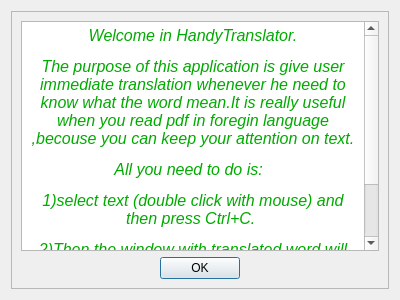
This is applicationdescription.ui in Laxynium/HandyTranslator as Qt 5 draws it before an edit. The edited form follows.
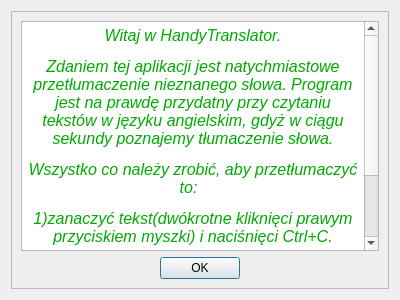
This is the edited form. Icons and pictures are not drawn.

Diff of the .ui file:
```diff
--- a/applicationdescription.ui
+++ b/applicationdescription.ui
@@ -34,12 +34,12 @@
 &lt;html&gt;&lt;head&gt;&lt;meta name=&quot;qrichtext&quot; content=&quot;1&quot; /&gt;&lt;style type=&quot;text/css&quot;&gt;
 p, li { white-space: pre-wrap; }
 &lt;/style&gt;&lt;/head&gt;&lt;body style=&quot; font-family:'MS Shell Dlg 2'; font-size:8.25pt; font-weight:400; font-style:normal;&quot;&gt;
-&lt;p align=&quot;center&quot; style=&quot; margin-top:12px; margin-bottom:12px; margin-left:0px; margin-right:0px; -qt-block-indent:0; text-indent:0px;&quot;&gt;&lt;span style=&quot; font-size:12pt; font-style:italic; color:#00aa00;&quot;&gt;Welcome in HandyTranslator.&lt;/span&gt;&lt;/p&gt;
-&lt;p align=&quot;center&quot; style=&quot; margin-top:12px; margin-bottom:12px; margin-left:0px; margin-right:0px; -qt-block-indent:0; text-indent:0px;&quot;&gt;&lt;span style=&quot; font-size:12pt; font-style:italic; color:#00aa00;&quot;&gt;The purpose of this application is give user immediate translation whenever he need to know what the word mean.It is really useful when you read pdf in foregin language ,becouse you can keep your attention on text.&lt;/span&gt;&lt;/p&gt;
-&lt;p align=&quot;center&quot; style=&quot; margin-top:12px; margin-bottom:12px; margin-left:0px; margin-right:0px; -qt-block-indent:0; text-indent:0px;&quot;&gt;&lt;span style=&quot; font-size:12pt; font-style:italic; color:#00aa00;&quot;&gt;All you need to do is:  &lt;/span&gt;&lt;/p&gt;
-&lt;p align=&quot;center&quot; style=&quot; margin-top:12px; margin-bottom:12px; margin-left:0px; margin-right:0px; -qt-block-indent:0; text-indent:0px;&quot;&gt;&lt;span style=&quot; font-size:12pt; font-style:italic; color:#00aa00;&quot;&gt;1)select text (double click with mouse) and then press Ctrl+C. &lt;/span&gt;&lt;/p&gt;
-&lt;p align=&quot;center&quot; style=&quot; margin-top:12px; margin-bottom:12px; margin-left:0px; margin-right:0px; -qt-block-indent:0; text-indent:0px;&quot;&gt;&lt;span style=&quot; font-size:12pt; font-style:italic; color:#00aa00;&quot;&gt;2)Then the window with translated word will pop up.&lt;/span&gt;&lt;/p&gt;
-&lt;p align=&quot;center&quot; style=&quot; margin-top:12px; margin-bottom:12px; margin-left:0px; margin-right:0px; -qt-block-indent:0; text-indent:0px;&quot;&gt;&lt;span style=&quot; font-size:12pt; font-style:italic; color:#00aa00;&quot;&gt;3) You can try it right now.Just do steps 1 and 2 on this word: acquaintance&lt;/span&gt;&lt;/p&gt;&lt;/body&gt;&lt;/html&gt;</string>
+&lt;p align=&quot;center&quot; style=&quot; margin-top:12px; margin-bottom:12px; margin-left:0px; margin-right:0px; -qt-block-indent:0; text-indent:0px;&quot;&gt;&lt;span style=&quot; font-size:12pt; font-style:italic; color:#00aa00;&quot;&gt;Witaj w HandyTranslator.&lt;/span&gt;&lt;/p&gt;
+&lt;p align=&quot;center&quot; style=&quot; margin-top:12px; margin-bottom:12px; margin-left:0px; margin-right:0px; -qt-block-indent:0; text-indent:0px;&quot;&gt;&lt;span style=&quot; font-size:12pt; font-style:italic; color:#00aa00;&quot;&gt;Zdaniem tej aplikacji jest natychmiastowe przetłumaczenie nieznanego słowa. Program jest na prawdę przydatny przy czytaniu tekstów w języku angielskim, gdyż w ciągu sekundy poznajemy tłumaczenie słowa.&lt;/span&gt;&lt;/p&gt;
+&lt;p align=&quot;center&quot; style=&quot; margin-top:12px; margin-bottom:12px; margin-left:0px; margin-right:0px; -qt-block-indent:0; text-indent:0px;&quot;&gt;&lt;span style=&quot; font-size:12pt; font-style:italic; color:#00aa00;&quot;&gt;Wszystko co należy zrobić, aby przetłumaczyć to:  &lt;/span&gt;&lt;/p&gt;
+&lt;p align=&quot;center&quot; style=&quot; margin-top:12px; margin-bottom:12px; margin-left:0px; margin-right:0px; -qt-block-indent:0; text-indent:0px;&quot;&gt;&lt;span style=&quot; font-size:12pt; font-style:italic; color:#00aa00;&quot;&gt;1)zanaczyć tekst(dwókrotne kliknięci prawym przyciskiem myszki) i naciśnięci Ctrl+C.&lt;/span&gt;&lt;/p&gt;
+&lt;p align=&quot;center&quot; style=&quot; margin-top:12px; margin-bottom:12px; margin-left:0px; margin-right:0px; -qt-block-indent:0; text-indent:0px;&quot;&gt;&lt;span style=&quot; font-size:12pt; font-style:italic; color:#00aa00;&quot;&gt;2)Następmnie pojawia się okienko z tłumaczniami szukanego słowa.&lt;/span&gt;&lt;/p&gt;
+&lt;p align=&quot;center&quot; style=&quot; margin-top:12px; margin-bottom:12px; margin-left:0px; margin-right:0px; -qt-block-indent:0; text-indent:0px;&quot;&gt;&lt;span style=&quot; font-size:12pt; font-style:italic; color:#00aa00;&quot;&gt;3) Możesz wypróbować  go już teraz.Wykonać tylko kroki 1 i 2 na tym słowie: acquaintance&lt;/span&gt;&lt;/p&gt;&lt;/body&gt;&lt;/html&gt;</string>
         </property>
        </widget>
       </item>
```
